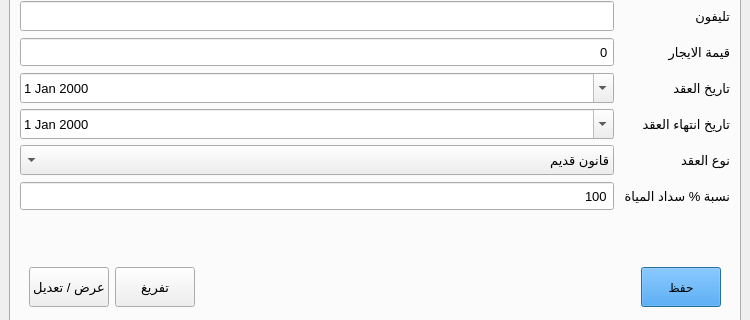
Before: the Qt Designer form mainwindow.ui in khaledfathi/estates, drawn with Qt 5; both pictures show x 0 to 750 and y 244 to 564 of the 750 by 700 pixel window.
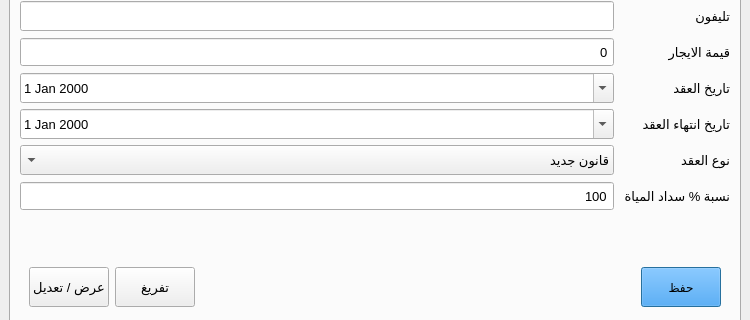
After: the same form once the commit is applied. The open tabs and pages were chosen to show the change. Icons and pictures are not drawn.

Patch:
```diff
--- a/mainwindow.ui
+++ b/mainwindow.ui
@@ -1773,6 +1773,9 @@
               <height>30</height>
              </size>
             </property>
+            <property name="currentIndex">
+             <number>1</number>
+            </property>
             <item>
              <property name="text">
               <string>قانون قديم</string>
```
